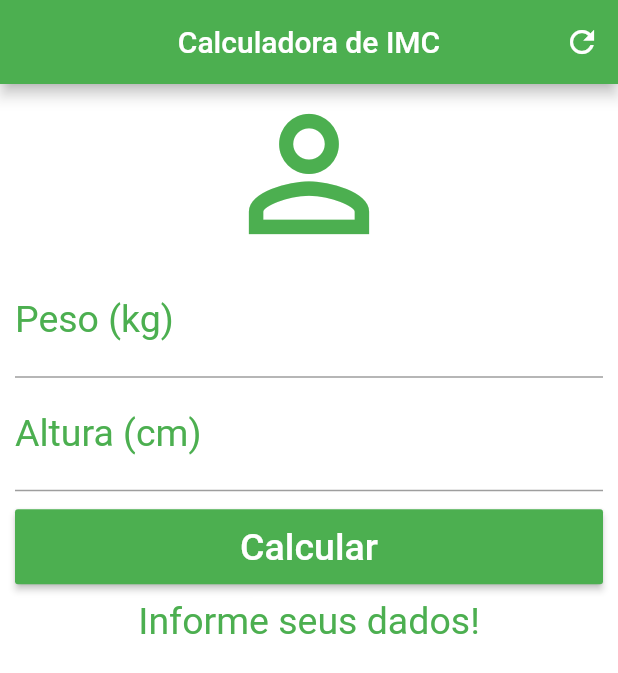
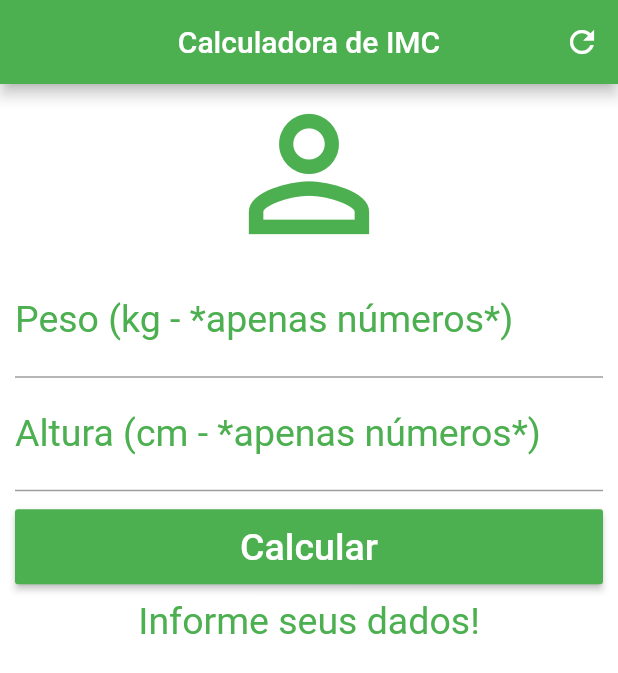
Before and after one commit to Fernando-Braulio/calculadora_imc_flutter, a Flutter app: the screen it shows after launch, after a tap on the "refresh" icon, on a phone screen of 412 x 824 dp. Shown: the top 673 px of the screen. Run offline on Flutter 3.47's test engine with Material 2 defaults, Android fonts, the phone set to English and light mode, and no system bars.

Commit message:
setState in text

```diff
--- a/lib/main.dart
+++ b/lib/main.dart
@@ -20,7 +20,10 @@ class _HomeState extends State<Home> {
   void _resetFields(){
     weightController.text = "";
     heightController.text = "";
-    _infoText = "Informe seus dados!";
+
+    setState(() {
+      _infoText = "Informe seus dados!";
+    });
   }
 
   void calculate(){
@@ -76,7 +79,7 @@ class _HomeState extends State<Home> {
             TextField(
               keyboardType: TextInputType.number,
               decoration: InputDecoration(
-                  labelText: "Peso (kg)",
+                  labelText: "Peso (kg - *apenas números*)",
                   labelStyle: TextStyle(
                       color: Colors.green
                   )
@@ -91,7 +94,7 @@ class _HomeState extends State<Home> {
             TextField(
               keyboardType: TextInputType.number,
               decoration: InputDecoration(
-                  labelText: "Altura (cm)",
+                  labelText: "Altura (cm - *apenas números*)",
                   labelStyle: TextStyle(
                       color: Colors.green
                   )
```
